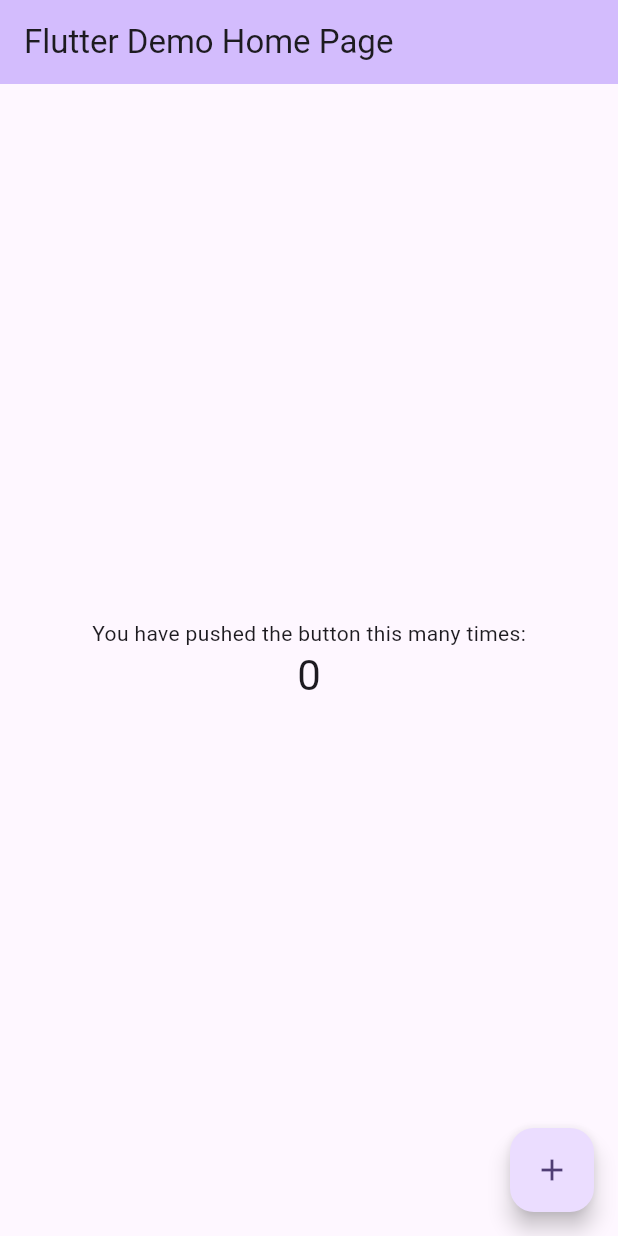
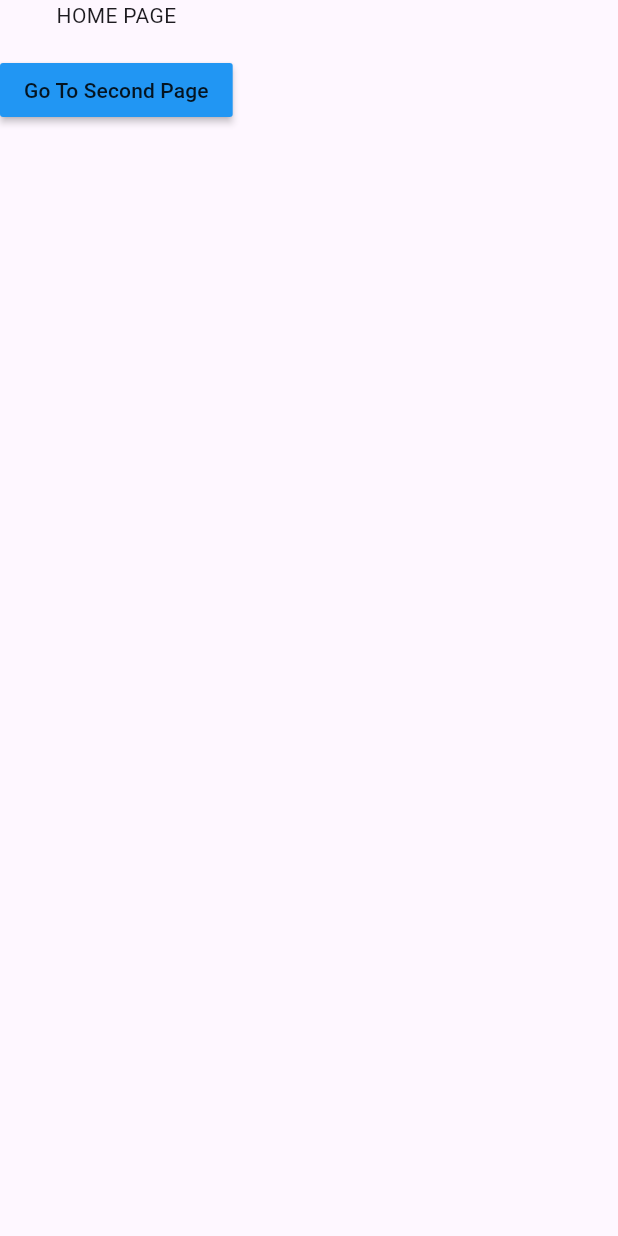
Before and after one commit to fikrihkll/flutter-ftui-materials, a Flutter app: the screen it shows after launch, on a phone screen of 412 x 824 dp. Run offline on Flutter 3.47's test engine with Material 3 defaults, Android fonts, the phone set to English and light mode, and no system bars.

Commit message:
feat: create route

```diff
--- a/lib/main.dart
+++ b/lib/main.dart
@@ -1,4 +1,5 @@
 import 'package:flutter/material.dart';
+import 'package:hello_world/screens/routes.dart';
 
 void main() {
   runApp(const MyApp());
@@ -7,119 +8,16 @@ void main() {
 class MyApp extends StatelessWidget {
   const MyApp({super.key});
 
-  // This widget is the root of your application.
   @override
   Widget build(BuildContext context) {
     return MaterialApp(
       title: 'Flutter Demo',
+      onGenerateRoute: routeController,
+      initialRoute: homePage,
       theme: ThemeData(
-        // This is the theme of your application.
-        //
-        // TRY THIS: Try running your application with "flutter run". You'll see
-        // the application has a blue toolbar. Then, without quitting the app,
-        // try changing the seedColor in the colorScheme below to Colors.green
-        // and then invoke "hot reload" (save your changes or press the "hot
-        // reload" button in a Flutter-supported IDE, or press "r" if you used
-        // the command line to start the app).
-        //
-        // Notice that the counter didn't reset back to zero; the application
-        // state is not lost during the reload. To reset the state, use hot
-        // restart instead.
-        //
-        // This works for code too, not just values: Most code changes can be
-        // tested with just a hot reload.
         colorScheme: ColorScheme.fromSeed(seedColor: Colors.deepPurple),
         useMaterial3: true,
       ),
-      home: const MyHomePage(title: 'Flutter Demo Home Page'),
     );
   }
 }
-
-class MyHomePage extends StatefulWidget {
-  const MyHomePage({super.key, required this.title});
-
-  // This widget is the home page of your application. It is stateful, meaning
-  // that it has a State object (defined below) that contains fields that affect
-  // how it looks.
-
-  // This class is the configuration for the state. It holds the values (in this
-  // case the title) provided by the parent (in this case the App widget) and
-  // used by the build method of the State. Fields in a Widget subclass are
-  // always marked "final".
-
-  final String title;
-
-  @override
-  State<MyHomePage> createState() => _MyHomePageState();
-}
-
-class _MyHomePageState extends State<MyHomePage> {
-  int _counter = 0;
-
-  void _incrementCounter() {
-    setState(() {
-      // This call to setState tells the Flutter framework that something has
-      // changed in this State, which causes it to rerun the build method below
-      // so that the display can reflect the updated values. If we changed
-      // _counter without calling setState(), then the build method would not be
-      // called again, and so nothing would appear to happen.
-      _counter++;
-    });
-  }
-
-  @override
-  Widget build(BuildContext context) {
-    // This method is rerun every time setState is called, for instance as done
-    // by the _incrementCounter method above.
-    //
-    // The Flutter framework has been optimized to make rerunning build methods
-    // fast, so that you can just rebuild anything that needs updating rather
-    // than having to individually change instances of widgets.
-    return Scaffold(
-      appBar: AppBar(
-        // TRY THIS: Try changing the color here to a specific color (to
-        // Colors.amber, perhaps?) and trigger a hot reload to see the AppBar
-        // change color while the other colors stay the same.
-        backgroundColor: Theme.of(context).colorScheme.inversePrimary,
-        // Here we take the value from the MyHomePage object that was created by
-        // the App.build method, and use it to set our appbar title.
-        title: Text(widget.title),
-      ),
-      body: Center(
-        // Center is a layout widget. It takes a single child and positions it
-        // in the middle of the parent.
-        child: Column(
-          // Column is also a layout widget. It takes a list of children and
-          // arranges them vertically. By default, it sizes itself to fit its
-          // children horizontally, and tries to be as tall as its parent.
-          //
-          // Column has various properties to control how it sizes itself and
-          // how it positions its children. Here we use mainAxisAlignment to
-          // center the children vertically; the main axis here is the vertical
-          // axis because Columns are vertical (the cross axis would be
-          // horizontal).
-          //
-          // TRY THIS: Invoke "debug painting" (choose the "Toggle Debug Paint"
-          // action in the IDE, or press "p" in the console), to see the
-          // wireframe for each widget.
-          mainAxisAlignment: MainAxisAlignment.center,
-          children: <Widget>[
-            const Text(
-              'You have pushed the button this many times:',
-            ),
-            Text(
-              '$_counter',
-              style: Theme.of(context).textTheme.headlineMedium,
-            ),
-          ],
-        ),
-      ),
-      floatingActionButton: FloatingActionButton(
-        onPressed: _incrementCounter,
-        tooltip: 'Increment',
-        child: const Icon(Icons.add),
-      ), // This trailing comma makes auto-formatting nicer for build methods.
-    );
-  }
-}
--- /dev/null
+++ b/lib/screens/home_page.dart
@@ -0,0 +1,36 @@
+import 'package:flutter/material.dart';
+import 'package:hello_world/screens/routes.dart';
+
+class HomePage extends StatefulWidget {
+  const HomePage({super.key});
+
+  @override
+  State<HomePage> createState() => _HomePageState();
+}
+
+class _HomePageState extends State<HomePage> {
+  @override
+  Widget build(BuildContext context) {
+    return Scaffold(
+      body: SafeArea(
+        child: Column(
+          children: [
+            const Text("HOME PAGE"),
+            const SizedBox(height: 16,),
+            MaterialButton(
+              child: Text("Go To Second Page"),
+              color: Colors.blue,
+              onPressed: () {
+                Navigator.pushNamed(
+                    context,
+                    secondPage,
+                    arguments: "steward@gmail.com"
+                );
+              }
+            )
+          ],
+        ),
+      ),
+    );
+  }
+}
--- /dev/null
+++ b/lib/screens/routes.dart
@@ -0,0 +1,23 @@
+
+import 'package:flutter/material.dart';
+import 'package:hello_world/screens/home_page.dart';
+import 'package:hello_world/screens/second_page.dart';
+
+const String homePage = 'home';
+const String secondPage = 'second';
+
+Route<dynamic> routeController(RouteSettings settings) {
+  switch (settings.name) {
+    case homePage:
+      return MaterialPageRoute(
+          builder: (context) => const HomePage()
+      );
+    case secondPage:
+      String parameter = settings.arguments as String;
+      return MaterialPageRoute(
+          builder: (context) => SecondPage(username: parameter)
+      );
+    default:
+      throw Exception("Unknown route");
+  }
+}
```
Also changed, not shown: lib/screens/second_page.dart (added, +30 -0 lines).
